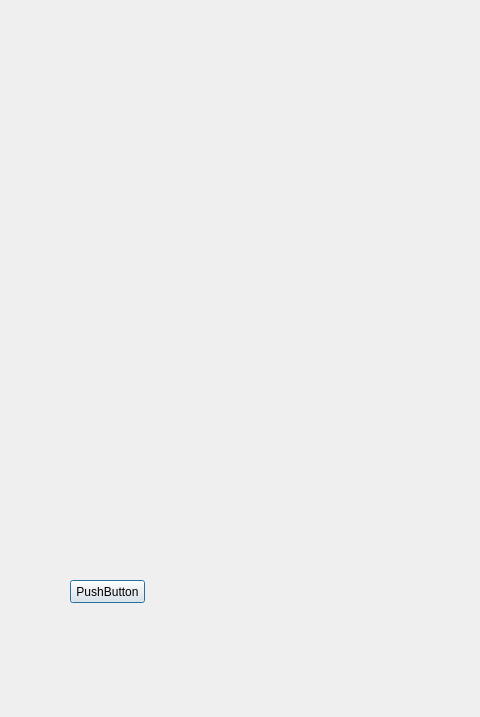
The window that measuring.ui (PPerth/Measuring-CV-Qt) describes before a commit, drawn with Qt 5; both pictures show x 0 to 480 and y 0 to 717 of the 1212 by 717 pixel window.
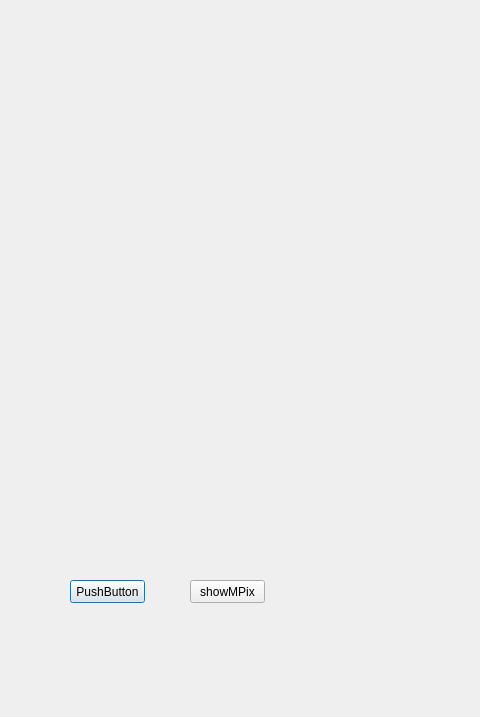
The same window after the commit.

Patch:
```diff
--- a/measuring.ui
+++ b/measuring.ui
@@ -16,10 +16,10 @@
   <widget class="QLabel" name="imgNormal">
    <property name="geometry">
     <rect>
-     <x>70</x>
-     <y>40</y>
-     <width>480</width>
-     <height>480</height>
+     <x>0</x>
+     <y>0</y>
+     <width>201</width>
+     <height>131</height>
     </rect>
    </property>
    <property name="text">
@@ -75,6 +75,19 @@
     </item>
    </layout>
   </widget>
+  <widget class="QPushButton" name="showmPix">
+   <property name="geometry">
+    <rect>
+     <x>190</x>
+     <y>580</y>
+     <width>75</width>
+     <height>23</height>
+    </rect>
+   </property>
+   <property name="text">
+    <string>showMPix</string>
+   </property>
+  </widget>
   <widget class="QWidget" name="">
    <property name="geometry">
     <rect>
```
